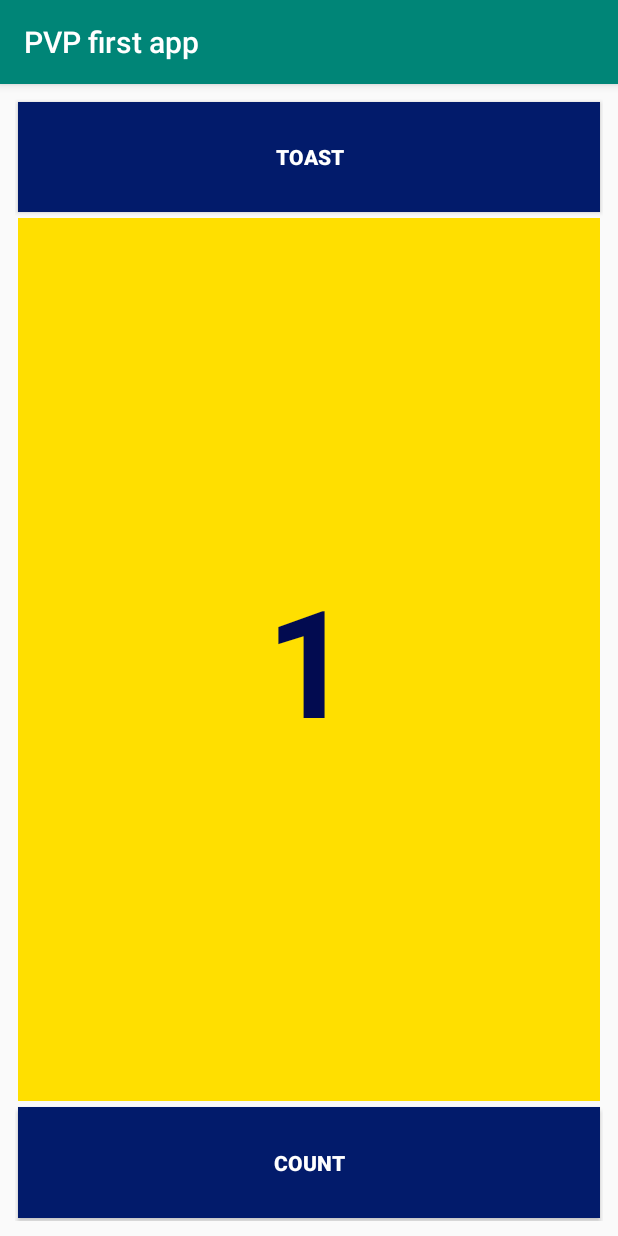
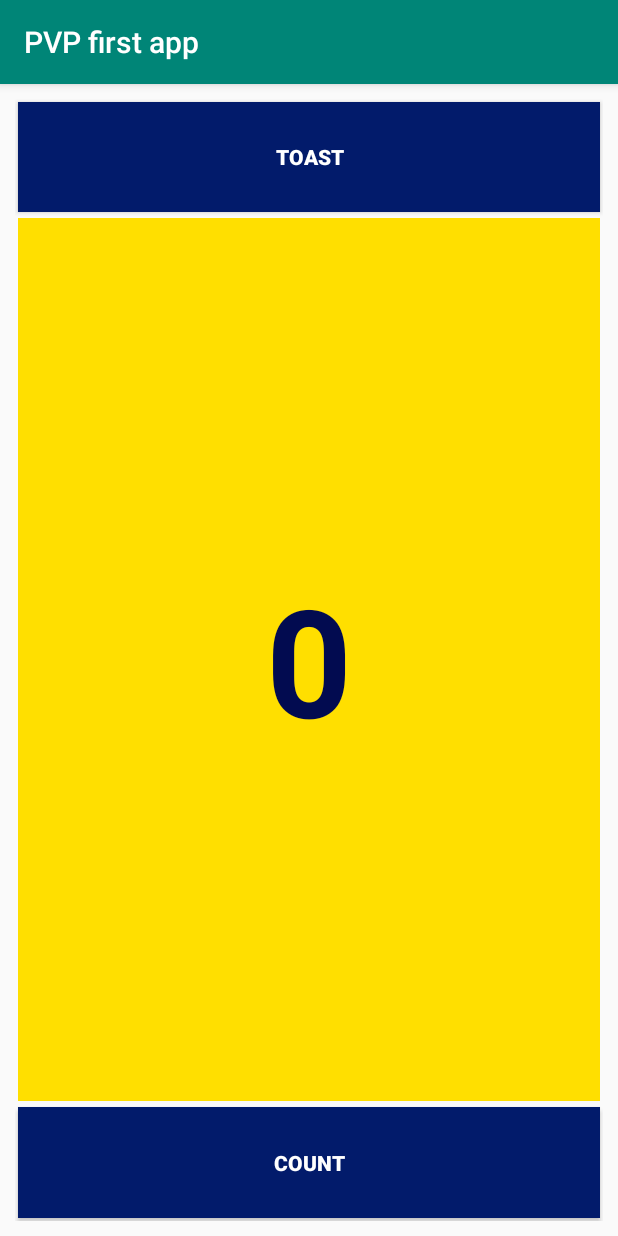
Before and after one commit to pavankumart46/PVP-android, an Android app: the screen it shows after launch (MainActivity), on a phone screen of 412 x 824 dp. Run offline under Robolectric (Android 15) with nearby library versions, the phone set to English and light mode, and no system bars.

Commit message:
Code Changes for PVP first app

```diff
--- a/PVPfirstapp/app/src/main/java/pavankreddy/blogspot/pvpfirstapp/MainActivity.java
+++ b/PVPfirstapp/app/src/main/java/pavankreddy/blogspot/pvpfirstapp/MainActivity.java
@@ -3,12 +3,35 @@ package pavankreddy.blogspot.pvpfirstapp;
 import androidx.appcompat.app.AppCompatActivity;
 
 import android.os.Bundle;
+import android.view.View;
+import android.widget.TextView;
+import android.widget.Toast;
 
 public class MainActivity extends AppCompatActivity {
+
+    private int count = 0;
+    private TextView textView;
 
     @Override
     protected void onCreate(Bundle savedInstanceState) {
         super.onCreate(savedInstanceState);
         setContentView(R.layout.activity_main);
+
+        // Connect the text view on Xml file to textView object
+        textView = findViewById(R.id.count_tv);
+
+    }
+
+    public void showToast(View view)
+    {
+        Toast.makeText(this, "Hi, PVP IT ", Toast.LENGTH_SHORT)
+                .show();
+    }
+
+    public void showCount(View view)
+    {
+        count++;
+        textView.setText(String.valueOf(count));
+        //textView.setText(""+count);
     }
 }
--- a/PVPfirstapp/app/src/main/res/layout/activity_main.xml
+++ b/PVPfirstapp/app/src/main/res/layout/activity_main.xml
@@ -16,6 +16,7 @@
         android:layout_height="0dp"
         android:layout_weight="1"
         android:text="Toast"
+        android:onClick="showToast"
         android:layout_margin="2dp"
         android:background="#021B6B"
         android:textColor="#FFFFFF"
@@ -23,9 +24,10 @@
         />
 
     <TextView
+        android:id="@+id/count_tv"
         android:layout_width="match_parent"
         android:layout_height="0dp"
-        android:text="1"
+        android:text="0"
         android:layout_weight="8"
         android:layout_margin="2dp"
         android:textSize="100sp"
@@ -40,6 +42,7 @@
         android:layout_width="match_parent"
         android:layout_height="0dp"
         android:text="Count"
+        android:onClick="showCount"
         android:layout_weight="1"
         android:layout_margin="2dp"
         android:background="#021B6B"
```
